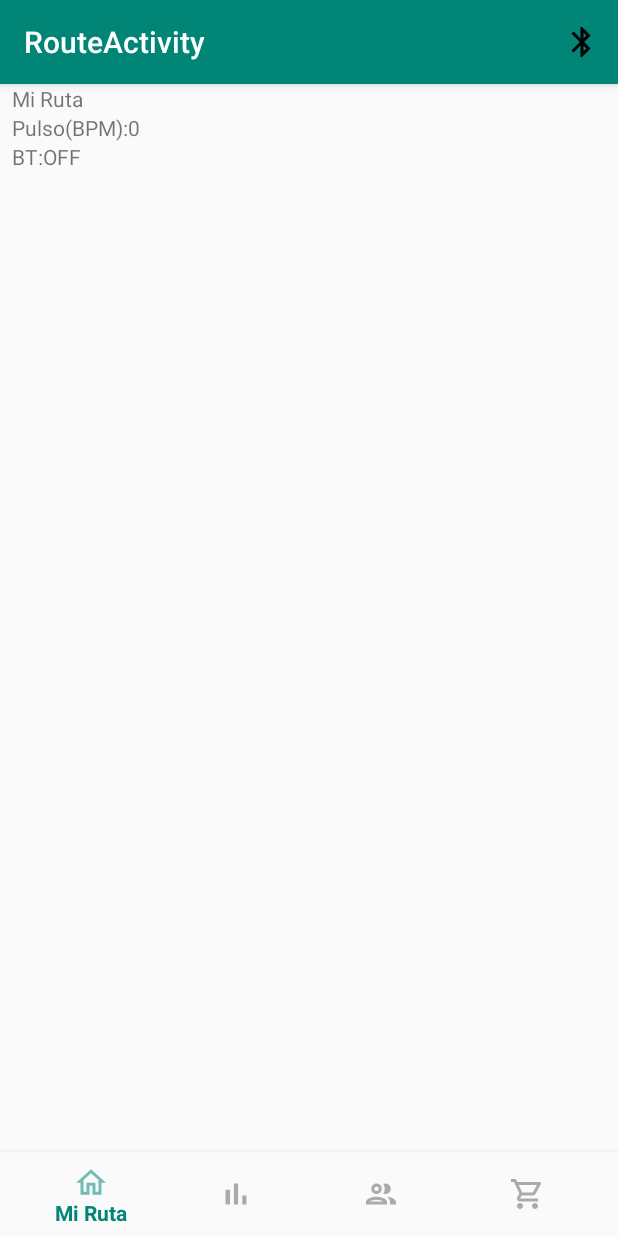
After one commit to AngelChoquehuanca/ProyectoBici, an Android app: the RouteActivity screen opened directly, with no data from a screen before it, on a phone screen of 412 x 824 dp. The commit adds this screen. Run offline under Robolectric (Android 15) with nearby library versions, the phone set to English and light mode, and no system bars.

Commit message:
Agregando proyecto

```diff
--- a/app/build.gradle
+++ b/app/build.gradle
@@ -23,6 +23,7 @@ dependencies {
     implementation fileTree(dir: 'libs', include: ['*.jar'])
     implementation 'androidx.appcompat:appcompat:1.0.2'
     implementation 'androidx.constraintlayout:constraintlayout:1.1.3'
+    implementation 'com.google.android.material:material:1.0.0'
     testImplementation 'junit:junit:4.12'
     androidTestImplementation 'androidx.test:runner:1.2.0'
     androidTestImplementation 'androidx.test.espresso:espresso-core:3.2.0'
--- a/app/src/main/java/com/example/proyectobici/LoginActivity.java
+++ b/app/src/main/java/com/example/proyectobici/LoginActivity.java
@@ -46,7 +46,7 @@ public class LoginActivity extends AppCompatActivity {
                             public void run() {
                                 boolean res=obtenerJSON(resultado);
                                 if(res){
-                                    Intent i=new Intent(getApplicationContext(),MainActivity.class);
+                                    Intent i=new Intent(getApplicationContext(),RouteActivity.class);
                                     i.putExtra("cod",4);
                                     startActivity(i);
                                 }else {
--- /dev/null
+++ b/app/src/main/res/drawable/ic_bar.xml
@@ -0,0 +1,11 @@
+<vector xmlns:android="http://schemas.android.com/apk/res/android"
+    android:width="24dp"
+    android:height="24dp"
+    android:viewportWidth="24"
+    android:viewportHeight="24">
+  <path
+      android:pathData="M10.6,5H13.4V19H10.6V5ZM5,9.2H8V19H5V9.2ZM19,13H16.2V19H19V13Z"
+      android:fillColor="#000000"
+      android:fillAlpha="0.54"
+      android:fillType="evenOdd"/>
+</vector>
--- /dev/null
+++ b/app/src/main/res/drawable/ic_bluetooth.xml
@@ -0,0 +1,9 @@
+<vector xmlns:android="http://schemas.android.com/apk/res/android"
+        android:width="24dp"
+        android:height="24dp"
+        android:viewportWidth="24.0"
+        android:viewportHeight="24.0">
+    <path
+        android:fillColor="#FF000000"
+        android:pathData="M17.71,7.71L12,2h-1v7.59L6.41,5 5,6.41 10.59,12 5,17.59 6.41,19 11,14.41L11,22h1l5.71,-5.71 -4.3,-4.29 4.3,-4.29zM13,5.83l1.88,1.88L13,9.59L13,5.83zM14.88,16.29L13,18.17v-3.76l1.88,1.88z"/>
+</vector>
--- /dev/null
+++ b/app/src/main/res/drawable/ic_home.xml
@@ -0,0 +1,11 @@
+<vector xmlns:android="http://schemas.android.com/apk/res/android"
+    android:width="24dp"
+    android:height="24dp"
+    android:viewportWidth="24"
+    android:viewportHeight="24">
+  <path
+      android:pathData="M5,12.5H2L12,3.5L22,12.5H19V20.5H13V14.5H11V20.5H5V12.5ZM17,10.69L12,6.19L7,10.69V18.5H9V12.5H15V18.5H17V10.69Z"
+      android:fillColor="#000000"
+      android:fillAlpha="0.54"
+      android:fillType="evenOdd"/>
+</vector>
--- /dev/null
+++ b/app/src/main/res/drawable/ic_people.xml
@@ -0,0 +1,11 @@
+<vector xmlns:android="http://schemas.android.com/apk/res/android"
+    android:width="24dp"
+    android:height="24dp"
+    android:viewportWidth="24"
+    android:viewportHeight="24">
+  <path
+      android:pathData="M9,12C10.9301,12 12.5,10.43 12.5,8.5C12.5,6.57 10.9301,5 9,5C7.07,5 5.5,6.57 5.5,8.5C5.5,10.43 7.07,12 9,12ZM2,17.25C2,14.92 6.66,13.75 9,13.75C11.34,13.75 16,14.92 16,17.25V19H2V17.25ZM9,15.75C7.21,15.75 5.1799,16.42 4.34,17H13.6599C12.8199,16.42 10.7899,15.75 9,15.75ZM10.5,8.5C10.5,7.67 9.83,7 9,7C8.17,7 7.5,7.67 7.5,8.5C7.5,9.33 8.17,10 9,10C9.83,10 10.5,9.33 10.5,8.5ZM16.04,13.81C17.2001,14.65 18,15.77 18,17.25V19H22V17.25C22,15.23 18.5,14.08 16.04,13.81ZM18.5,8.5C18.5,10.43 16.9301,12 15,12C14.46,12 13.96,11.87 13.5,11.65C14.13,10.76 14.5,9.67 14.5,8.5C14.5,7.33 14.13,6.24 13.5,5.35C13.96,5.13 14.46,5 15,5C16.9301,5 18.5,6.57 18.5,8.5Z"
+      android:fillColor="#000000"
+      android:fillAlpha="0.54"
+      android:fillType="evenOdd"/>
+</vector>
--- /dev/null
+++ b/app/src/main/res/drawable/ic_store.xml
@@ -0,0 +1,11 @@
+<vector xmlns:android="http://schemas.android.com/apk/res/android"
+    android:width="24dp"
+    android:height="24dp"
+    android:viewportWidth="24"
+    android:viewportHeight="24">
+  <path
+      android:pathData="M16.5464,13C17.2964,13 17.9563,12.59 18.2964,11.97L21.8763,5.48C22.2463,4.82 21.7664,4 21.0063,4H6.2063L5.2664,2H1.9963V4H3.9963L7.5963,11.59L6.2463,14.03C5.5164,15.37 6.4763,17 7.9963,17H19.9963V15H7.9963L9.0963,13H16.5464ZM6.0064,20C6.0064,18.9 6.8964,18 7.9963,18C9.0963,18 9.9963,18.9 9.9963,20C9.9963,21.1 9.0963,22 7.9963,22C6.8964,22 6.0064,21.1 6.0064,20ZM16.0063,20C16.0063,18.9 16.8964,18 17.9963,18C19.0963,18 19.9963,18.9 19.9963,20C19.9963,21.1 19.0963,22 17.9963,22C16.8964,22 16.0063,21.1 16.0063,20ZM19.3064,6H7.1564L9.5264,11H16.5464L19.3064,6Z"
+      android:fillColor="#000000"
+      android:fillAlpha="0.54"
+      android:fillType="evenOdd"/>
+</vector>
--- /dev/null
+++ b/app/src/main/res/layout/activity_route.xml
@@ -0,0 +1,50 @@
+<?xml version="1.0" encoding="utf-8"?>
+<androidx.constraintlayout.widget.ConstraintLayout xmlns:android="http://schemas.android.com/apk/res/android"
+    xmlns:app="http://schemas.android.com/apk/res-auto"
+    xmlns:tools="http://schemas.android.com/tools"
+    android:id="@+id/container"
+    android:layout_width="match_parent"
+    android:layout_height="match_parent"
+    tools:context=".RouteActivity">
+
+    <TextView
+        android:id="@+id/message"
+        android:layout_width="wrap_content"
+        android:layout_height="wrap_content"
+        android:layout_marginStart="8dp"
+        android:text="@string/title_route"
+        app:layout_constraintLeft_toLeftOf="parent"
+        app:layout_constraintStart_toStartOf="parent"
+        app:layout_constraintTop_toTopOf="parent" />
+
+    <TextView
+        android:id="@+id/cmpTxtPulso"
+        android:layout_width="wrap_content"
+        android:layout_height="wrap_content"
+        android:layout_marginStart="8dp"
+        android:text="@string/str_txt_pulso"
+        app:layout_constraintStart_toStartOf="parent"
+        app:layout_constraintTop_toBottomOf="@+id/message" />
+
+    <TextView
+        android:id="@+id/cmpTxtBT"
+        android:layout_width="wrap_content"
+        android:layout_height="wrap_content"
+        android:layout_marginStart="8dp"
+        android:text="@string/str_txt_bt"
+        app:layout_constraintStart_toStartOf="parent"
+        app:layout_constraintTop_toBottomOf="@+id/cmpTxtPulso" />
+
+    <com.google.android.material.bottomnavigation.BottomNavigationView
+        android:id="@+id/nav_view"
+        android:layout_width="0dp"
+        android:layout_height="wrap_content"
+        android:layout_marginStart="0dp"
+        android:layout_marginEnd="0dp"
+        android:background="?android:attr/windowBackground"
+        app:layout_constraintBottom_toBottomOf="parent"
+        app:layout_constraintLeft_toLeftOf="parent"
+        app:layout_constraintRight_toRightOf="parent"
+        app:menu="@menu/bottom_nav_menu" />
+
+</androidx.constraintlayout.widget.ConstraintLayout>
--- /dev/null
+++ b/app/src/main/res/layout/nombre_dispositivos.xml
@@ -0,0 +1,6 @@
+<?xml version="1.0" encoding="utf-8"?>
+<TextView xmlns:android="http://schemas.android.com/apk/res/android"
+    android:orientation="vertical" android:layout_width="match_parent"
+    android:layout_height="match_parent">
+
+</TextView>
--- /dev/null
+++ b/app/src/main/res/menu/bottom_nav_menu.xml
@@ -0,0 +1,23 @@
+<?xml version="1.0" encoding="utf-8"?>
+<menu xmlns:android="http://schemas.android.com/apk/res/android">
+
+    <item
+        android:id="@+id/navigation_route"
+        android:icon="@drawable/ic_home"
+        android:title="@string/title_route" />
+
+    <item
+        android:id="@+id/navigation_history"
+        android:icon="@drawable/ic_bar"
+        android:title="@string/title_history" />
+
+    <item
+        android:id="@+id/navigation_other"
+        android:icon="@drawable/ic_people"
+        android:title="@string/title_other" />
+
+    <item
+        android:id="@+id/navigation_store"
+        android:icon="@drawable/ic_store"
+        android:title="@string/title_store" />
+</menu>
--- /dev/null
+++ b/app/src/main/res/menu/menu_acciones.xml
@@ -0,0 +1,10 @@
+<?xml version="1.0" encoding="utf-8"?>
+<menu xmlns:app="http://schemas.android.com/apk/res-auto"
+    xmlns:android="http://schemas.android.com/apk/res/android">
+
+    <item
+        android:id="@+id/cmpItemBT"
+        android:icon="@drawable/ic_bluetooth"
+        android:title="@string/title_bt"
+        app:showAsAction="always" />
+</menu>
--- /dev/null
+++ b/app/src/main/res/values/dimens.xml
@@ -0,0 +1,5 @@
+<resources>
+    <!-- Default screen margins, per the Android Design guidelines. -->
+    <dimen name="activity_horizontal_margin">16dp</dimen>
+    <dimen name="activity_vertical_margin">16dp</dimen>
+</resources>
--- a/app/src/main/res/values/strings.xml
+++ b/app/src/main/res/values/strings.xml
@@ -3,4 +3,14 @@
     <string name="str_edt_email">Ingrese email</string>
     <string name="str_edt_pass">Ingrese password</string>
     <string name="str_btn_login">Loguearse</string>
+    <string name="title_activity_route">RouteActivity</string>
+    <string name="title_route">Mi Ruta</string>
+    <string name="title_history">Historial</string>
+    <string name="title_other">Otras Rutas</string>
+    <string name="title_store">Tienda</string>
+    <string name="title_bt">Bluetooth</string>
+    <string name="str_txt_listabt">DISPOSITIVOS VINCULADOS</string>
+    <string name="str_txt_pulso">Pulso(BPM):0</string>
+    <string name="str_txt_bt">BT:OFF</string>
+
 </resources>
```
Also changed, not shown: app/src/main/AndroidManifest.xml (+9 -2 lines), app/src/main/java/com/example/proyectobici/DispositivosBT.java (added, +75 -0 lines), app/src/main/java/com/example/proyectobici/RouteActivity.java (added, +220 -0 lines), app/src/main/res/drawable/ic_dashboard_black_24dp.xml (added, +9 -0 lines), app/src/main/res/drawable/ic_home_black_24dp.xml (added, +9 -0 lines), app/src/main/res/drawable/ic_notifications_black_24dp.xml (added, +9 -0 lines), app/src/main/res/layout/activity_dispositivos_bt.xml (added, +32 -0 lines).
